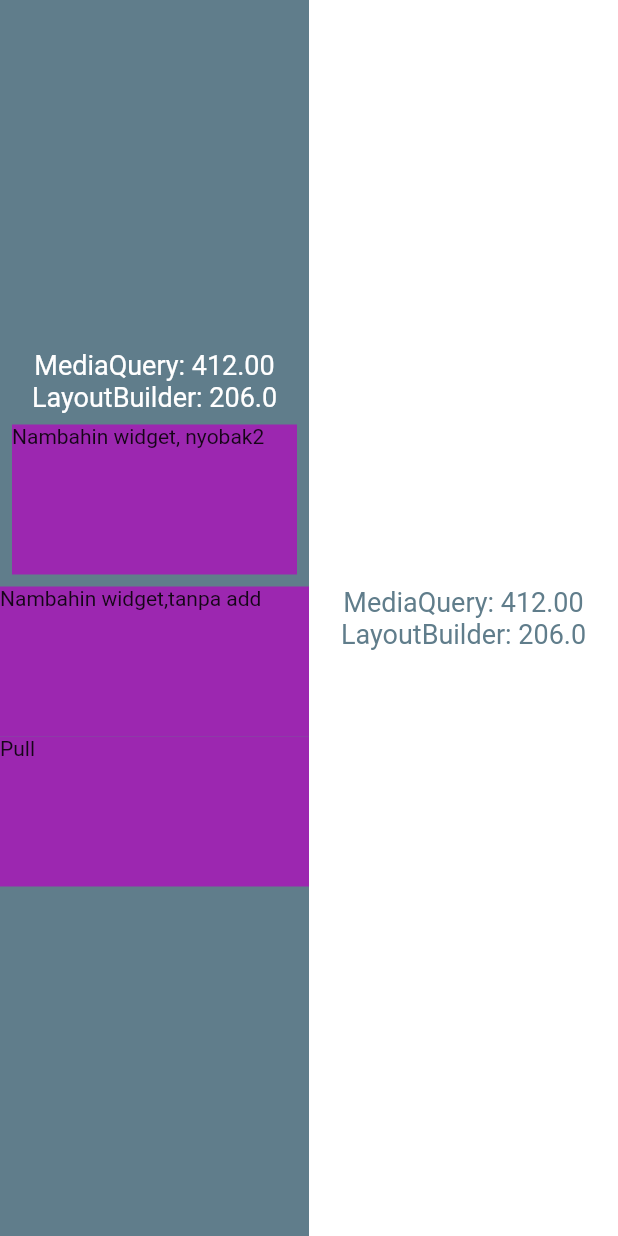
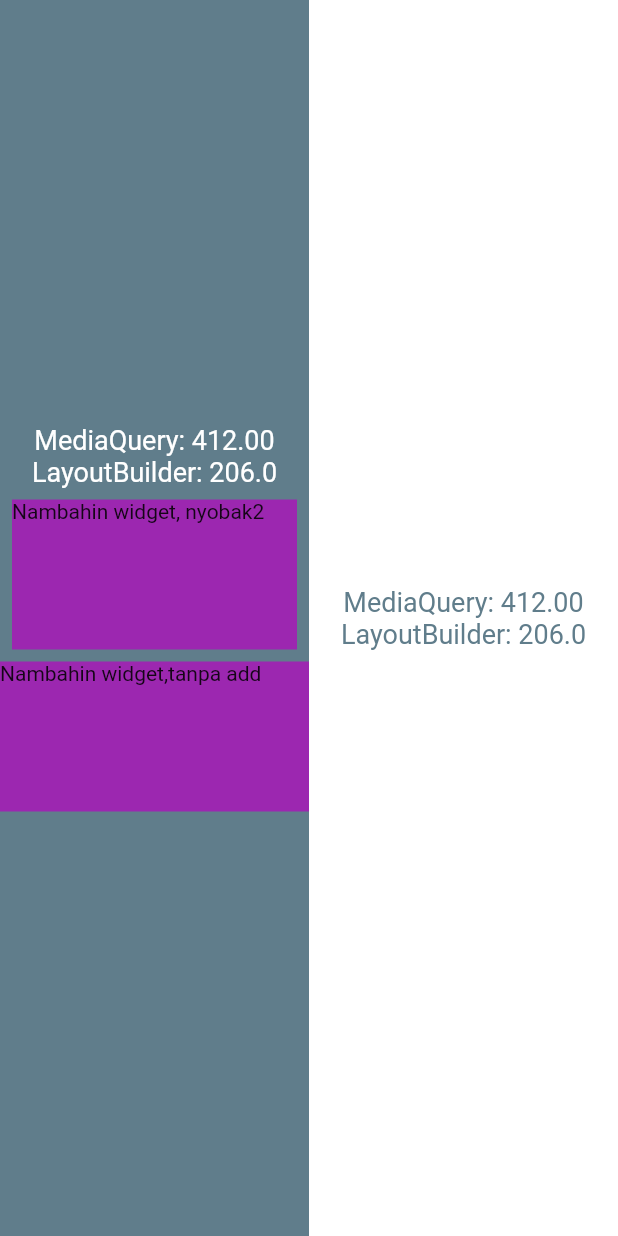
Before and after one commit to Thoriq-ha/layout_builder, a Flutter app: the screen it shows after launch, on a phone screen of 412 x 824 dp. Run offline on Flutter 3.47's test engine with Material 2 defaults, Android fonts, the phone set to English and light mode, and no system bars.

Commit message:
Update main.dart

```diff
--- a/lib/main.dart
+++ b/lib/main.dart
@@ -72,12 +72,7 @@ class HomePage extends StatelessWidget {
                       height: 100,
                       child: Text('Nambahin widget,tanpa add'),
                     ),
-                    Container(
-                      color: Colors.purple,
-                      width: 100,
-                      height: 100,
-                      child: Text('Pull'),
-                    )
+                   //hapus pull
                   ],
                 );
               },
```
